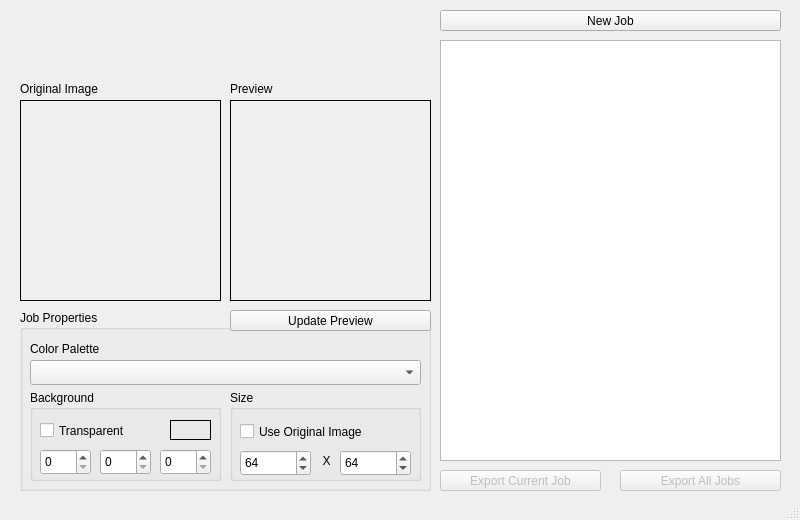
Before: the Qt Designer form doomify/mainwindow.ui in not-ed/doomify, drawn with Qt 5.
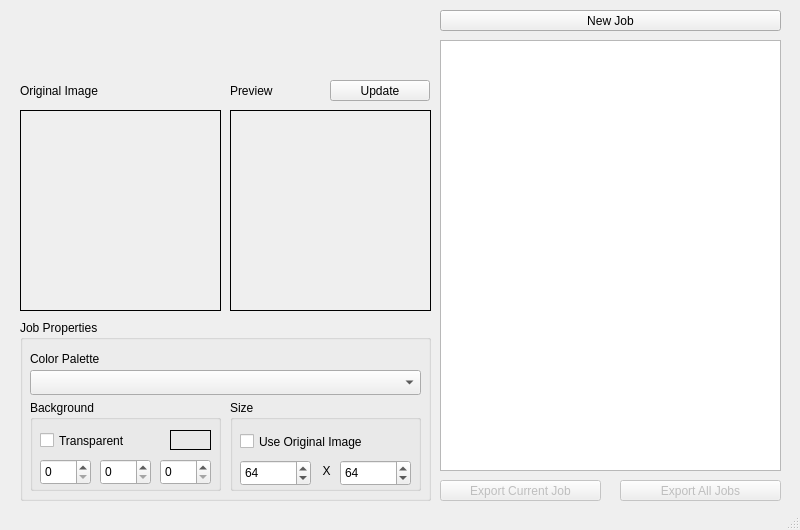
After: the same form once the commit is applied. Icons and pictures are not drawn.

Commit message:
Added properly working job 'dirty flag' updates.
Jobs should now properly properly manage whether they are 'dirty' and in need of having its output regenerated and reflect this within the UI.

The UI layout has also been slightly adjusted by moving the 'Update Preview' button to a different position.

Patch:
```diff
--- a/doomify/mainwindow.ui
+++ b/doomify/mainwindow.ui
@@ -7,7 +7,7 @@
     <x>0</x>
     <y>0</y>
     <width>800</width>
-    <height>520</height>
+    <height>530</height>
    </rect>
   </property>
   <property name="windowTitle">
@@ -31,7 +31,7 @@
     <property name="geometry">
      <rect>
       <x>20</x>
-      <y>100</y>
+      <y>110</y>
       <width>201</width>
       <height>201</height>
      </rect>
@@ -52,7 +52,7 @@
       <x>20</x>
       <y>80</y>
       <width>201</width>
-      <height>17</height>
+      <height>21</height>
      </rect>
     </property>
     <property name="text">
@@ -63,7 +63,7 @@
     <property name="geometry">
      <rect>
       <x>230</x>
-      <y>100</y>
+      <y>110</y>
       <width>201</width>
       <height>201</height>
      </rect>
@@ -84,7 +84,7 @@
       <x>230</x>
       <y>80</y>
       <width>201</width>
-      <height>17</height>
+      <height>21</height>
      </rect>
     </property>
     <property name="text">
@@ -98,7 +98,7 @@
     <property name="geometry">
      <rect>
       <x>440</x>
-      <y>470</y>
+      <y>480</y>
       <width>161</width>
       <height>21</height>
      </rect>
@@ -114,7 +114,7 @@
     <property name="geometry">
      <rect>
       <x>620</x>
-      <y>470</y>
+      <y>480</y>
       <width>161</width>
       <height>21</height>
      </rect>
@@ -127,7 +127,7 @@
     <property name="geometry">
      <rect>
       <x>20</x>
-      <y>310</y>
+      <y>320</y>
       <width>411</width>
       <height>181</height>
      </rect>
@@ -328,19 +328,6 @@
       <string>Color Palette</string>
      </property>
     </widget>
-    <widget class="QPushButton" name="buttonUpdateJobPreview">
-     <property name="geometry">
-      <rect>
-       <x>210</x>
-       <y>0</y>
-       <width>201</width>
-       <height>21</height>
-      </rect>
-     </property>
-     <property name="text">
-      <string>Update Preview</string>
-     </property>
-    </widget>
    </widget>
    <widget class="QLabel" name="appLogo">
     <property name="geometry">
@@ -367,10 +354,23 @@
       <x>440</x>
       <y>40</y>
       <width>341</width>
-      <height>421</height>
+      <height>431</height>
      </rect>
     </property>
    </widget>
+   <widget class="QPushButton" name="buttonUpdateJobPreview">
+    <property name="geometry">
+     <rect>
+      <x>330</x>
+      <y>80</y>
+      <width>100</width>
+      <height>21</height>
+     </rect>
+    </property>
+    <property name="text">
+     <string>Update</string>
+    </property>
+   </widget>
    <zorder>groupBoxJobProperties</zorder>
    <zorder>buttonNewJob</zorder>
    <zorder>labelRawImage</zorder>
```
Left out of the diff: 1 changed line with no effect on the pictures. The commit also changes 2 other files.
